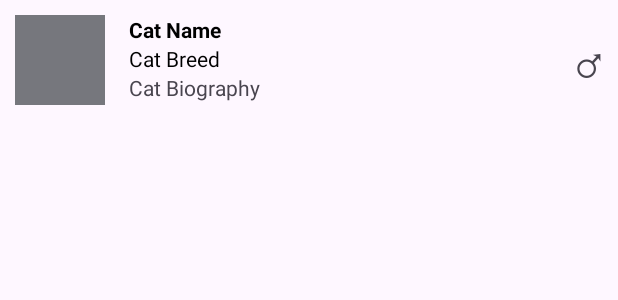
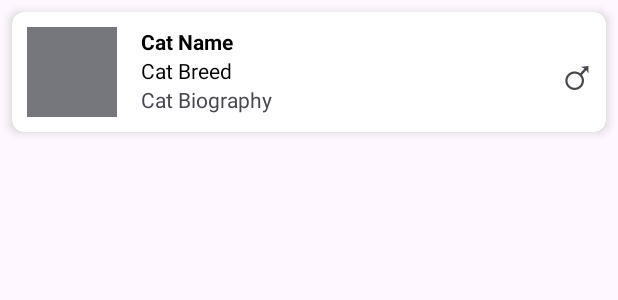
Before and after one commit to Xins22/LAB_WEEK_06, an Android app: the layout item_list.xml on its own in the app's theme, with its tools: preview values and no code run, on a phone screen of 412 x 824 dp. Shown: the top 300 px of the screen. Run offline under Robolectric (Android 15) with nearby library versions, the phone set to English and light mode, and no system bars.

Commit message:
Commit No.4 - ASSIGNMENT

```diff
--- a/app/build.gradle.kts
+++ b/app/build.gradle.kts
@@ -44,6 +44,7 @@ dependencies {
     implementation(libs.material)
     implementation(libs.androidx.activity)
     implementation(libs.androidx.constraintlayout)
+    implementation("androidx.cardview:cardview:1.0.0")
     testImplementation(libs.junit)
     androidTestImplementation(libs.androidx.junit)
     androidTestImplementation(libs.androidx.espresso.core)
--- a/app/src/main/java/com/example/lab_week_06/CatViewHolder.kt
+++ b/app/src/main/java/com/example/lab_week_06/CatViewHolder.kt
@@ -45,6 +45,12 @@ class CatViewHolder(
             CatBreed.AmericanCurl ->  " American Curl"
             CatBreed.ExoticShorthair -> "Exotic Short Hair"
             CatBreed.BalineseJavanese -> "Balinese-Javanese"
+            CatBreed.Siamese -> "Siamese"
+            CatBreed.Persian -> "Persian"
+            CatBreed.MaineCoon -> "Maine Coon"
+            CatBreed.Bengal -> "Bengal"
+            CatBreed.Sphynx -> "Sphynx"
+            CatBreed.Ragdoll -> "Ragdoll"
             else -> "Unknown"
         }
         catBiographyView.text = cat.biography
--- a/app/src/main/java/com/example/lab_week_06/model/CatBreed.kt
+++ b/app/src/main/java/com/example/lab_week_06/model/CatBreed.kt
@@ -1,5 +1,5 @@
 package com.example.lab_week_06.model
 
 enum class CatBreed {
-    AmericanCurl, BalineseJavanese, ExoticShorthair
+    AmericanCurl, BalineseJavanese, ExoticShorthair, Siamese, Persian, MaineCoon, Bengal, Sphynx, Ragdoll, BritishShorthair
 }
--- a/app/src/main/res/layout/item_list.xml
+++ b/app/src/main/res/layout/item_list.xml
@@ -1,17 +1,26 @@
 <?xml version="1.0" encoding="utf-8"?>
-<androidx.constraintlayout.widget.ConstraintLayout xmlns:android="http://schemas.android.com/apk/res/android"
+<androidx.cardview.widget.CardView xmlns:android="http://schemas.android.com/apk/res/android"
     xmlns:app="http://schemas.android.com/apk/res-auto"
     xmlns:tools="http://schemas.android.com/tools"
     android:layout_width="match_parent"
     android:layout_height="wrap_content"
+    android:layout_margin="8dp"
+    app:cardCornerRadius="8dp"
+    app:cardElevation="4dp">
+
+    <androidx.constraintlayout.widget.ConstraintLayout
+        android:layout_width="match_parent"
+        android:layout_height="wrap_content"
         android:padding="10dp">
+
         <ImageView
             android:id="@+id/cat_photo"
             android:layout_width="60dp"
             android:layout_height="60dp"
             app:layout_constraintStart_toStartOf="parent"
             app:layout_constraintTop_toTopOf="parent"
-        tools:background="@color/material_dynamic_neutral50"/>
+            tools:background="@color/material_dynamic_neutral50" />
+
         <TextView
             android:id="@+id/cat_name"
             android:layout_width="wrap_content"
@@ -19,24 +28,27 @@
             android:layout_marginStart="16dp"
             android:textColor="@color/black"
             android:textStyle="bold"
-        app:layout_constraintStart_toEndOf="@+id/cat_photo"
-        app:layout_constraintTop_toTopOf="@+id/cat_photo"
+            app:layout_constraintStart_toEndOf="@id/cat_photo"
+            app:layout_constraintTop_toTopOf="@id/cat_photo"
             tools:text="Cat Name" />
+
         <TextView
+            android:id="@+id/cat_breed"
             android:layout_width="wrap_content"
             android:layout_height="wrap_content"
-        android:id="@+id/cat_breed"
             android:textColor="@color/black"
-        app:layout_constraintStart_toStartOf="@+id/cat_name"
-        app:layout_constraintTop_toBottomOf="@+id/cat_name"
-        tools:text="Cat Breed"/>
+            app:layout_constraintStart_toStartOf="@id/cat_name"
+            app:layout_constraintTop_toBottomOf="@id/cat_name"
+            tools:text="Cat Breed" />
+
         <TextView
             android:id="@+id/cat_biography"
             android:layout_width="wrap_content"
             android:layout_height="wrap_content"
-        app:layout_constraintStart_toStartOf="@+id/cat_breed"
-        app:layout_constraintTop_toBottomOf="@+id/cat_breed"
-        tools:text="Cat Biography"/>
+            app:layout_constraintStart_toStartOf="@id/cat_breed"
+            app:layout_constraintTop_toBottomOf="@id/cat_breed"
+            tools:text="Cat Biography" />
+
         <TextView
             android:id="@+id/cat_gender"
             android:layout_width="wrap_content"
@@ -45,5 +57,6 @@
             app:layout_constraintBottom_toBottomOf="parent"
             app:layout_constraintEnd_toEndOf="parent"
             app:layout_constraintTop_toTopOf="parent"
-        tools:text="&#9794;"/>
+            tools:text="&#9794;" />
     </androidx.constraintlayout.widget.ConstraintLayout>
+</androidx.cardview.widget.CardView>
```
Also changed, not shown: app/src/main/java/com/example/lab_week_06/MainActivity.kt (+49 -0 lines). Lines whose indentation alone changed are shown as unchanged.
